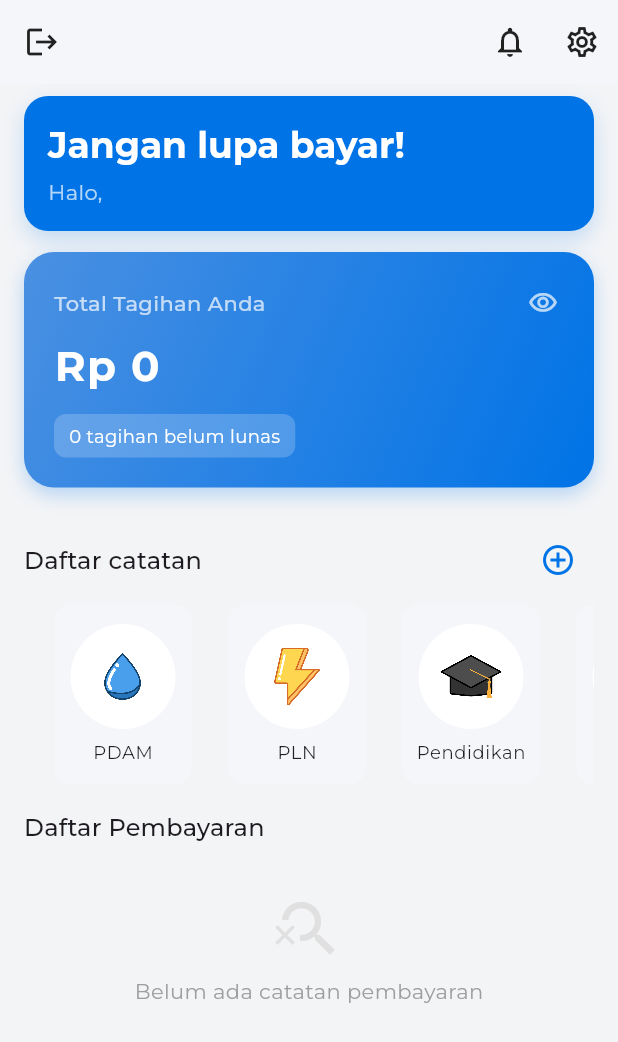
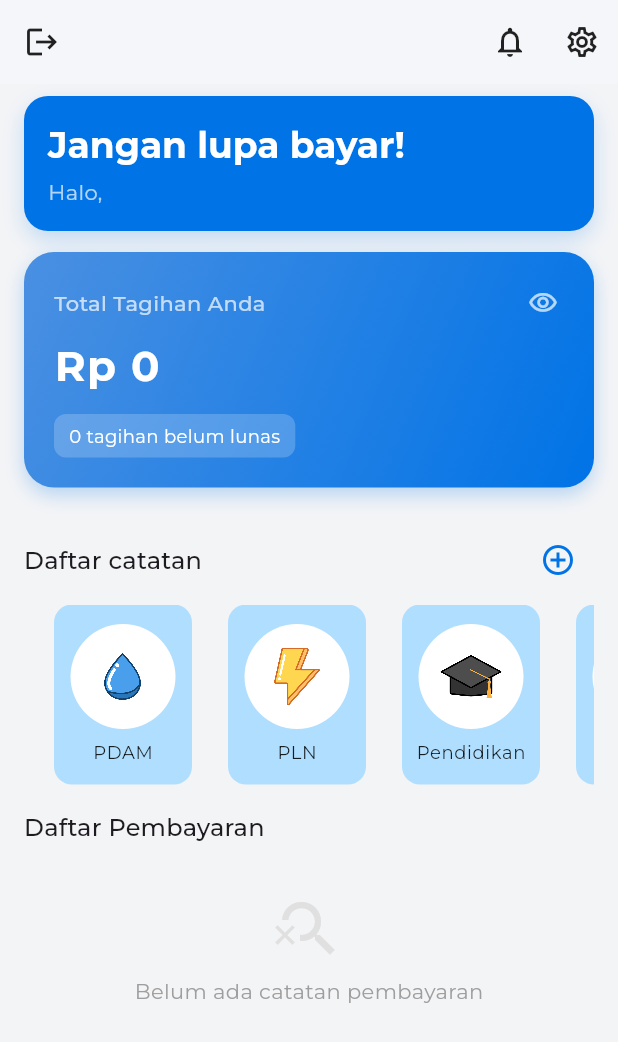
Before and after one commit to Samuel16299/mobile_app, a Flutter app: the screen it shows once a user with an empty profile is signed in, on a phone screen of 412 x 824 dp. Shown: the top 1042 px of the screen. Run offline on Flutter 3.47's test engine with Material 3 defaults, Android fonts, the phone set to English and light mode, and no system bars; our stand-ins replace cloud_firestore, firebase_auth, firebase_core, flutter_local_notifications, flutter_riverpod, google_fonts and 2 more; accounts and stored records are empty.

Commit message:
fix: category cards

```diff
--- a/lib/features/bills/presentation/screens/home_screen.dart
+++ b/lib/features/bills/presentation/screens/home_screen.dart
@@ -25,6 +25,12 @@ class _HomeScreenState extends ConsumerState<HomeScreen> {
   final Color _cardBg = const Color(0xFFF5F6FA);
   final Color _categorySelected = Colors.blueAccent;
   final Color _paidGreenBg = const Color(0xFFECFDF3);
+  final Color _unselectedCategoryColor = const Color.fromARGB(
+    255,
+    176,
+    222,
+    255,
+  );
 
   // Widget Kartu Saldo
   Widget _buildTotalBalanceCard(
@@ -530,7 +536,9 @@ class _HomeScreenState extends ConsumerState<HomeScreen> {
                         width: 92,
                         padding: const EdgeInsets.all(8),
                         decoration: BoxDecoration(
-                          color: isSelected ? _categorySelected : _cardBg,
+                          color: isSelected
+                              ? _categorySelected
+                              : _unselectedCategoryColor,
                           borderRadius: BorderRadius.circular(12),
                           border: isSelected
                               ? Border.all(
```
